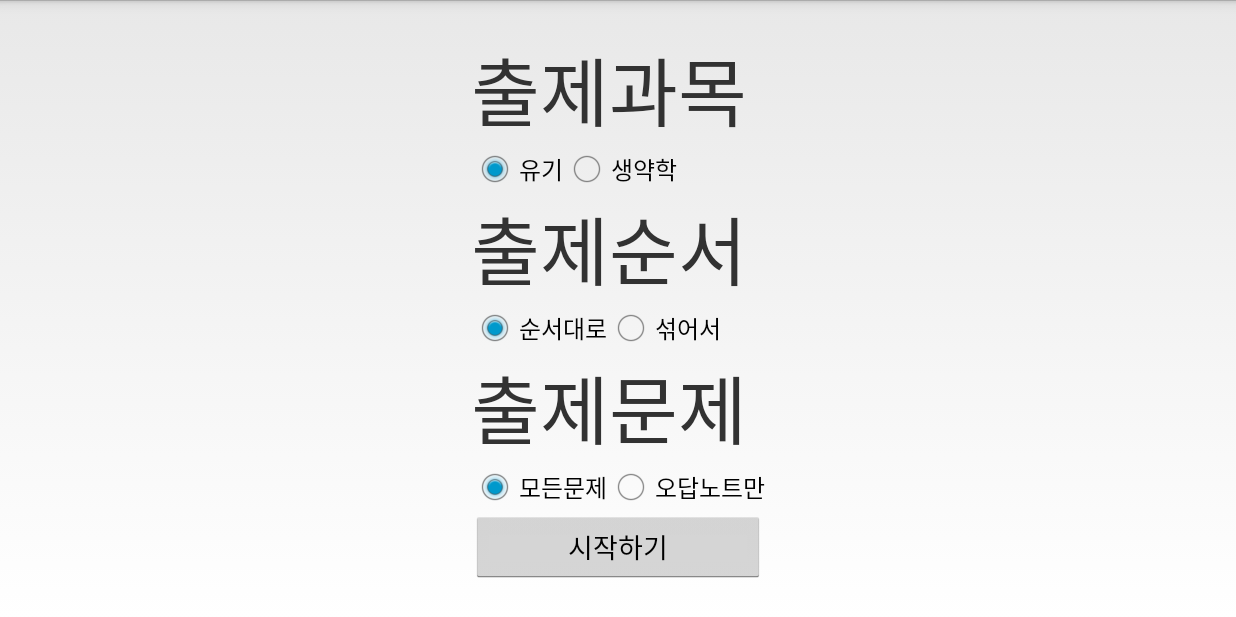
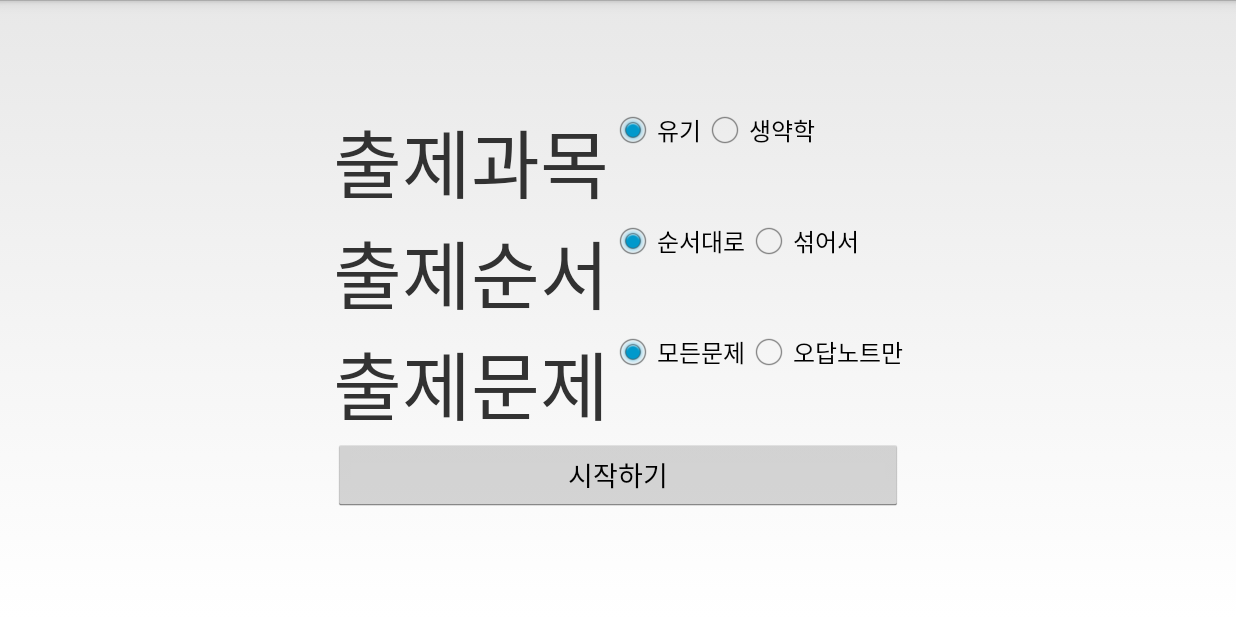
Before and after one commit to realwakka/pharmacist, an Android app: the OptionActivity screen opened directly, with no data from a screen before it, on a phone screen of 824 x 412 dp (held sideways). Run offline under Robolectric (Android 15) with nearby library versions, the phone set to English and light mode, and no system bars.

Commit message:
1410282148

```diff
--- a/app/src/main/AndroidManifest.xml
+++ b/app/src/main/AndroidManifest.xml
@@ -1,7 +1,7 @@
 <?xml version="1.0" encoding="utf-8"?>
 <manifest xmlns:android="http://schemas.android.com/apk/res/android"
     package="com.realwakka.organicpractice" >
-
+    <uses-permission android:name="android.permission.WRITE_EXTERNAL_STORAGE"/>
     <application
         android:allowBackup="true"
         android:icon="@drawable/ic_launcher"
--- a/app/src/main/java/com/realwakka/organicpractice/DataHelper.java
+++ b/app/src/main/java/com/realwakka/organicpractice/DataHelper.java
@@ -13,7 +13,7 @@ public class DataHelper extends SQLiteOpenHelper {
 
     public static final String COLUMN_ID = "_id";
     public static final String COLUMN_PROBLEM = "problem";
-    public static final String COLUMN_GROUP="group";
+    public static final String COLUMN_GROUP="problem_group";
 
     private static final int DB_VER=1;
     private static final String DB_CREATE="create table "+TABLE_INCORRECT+" ( "+COLUMN_ID+" integer primary key autoincrement, " + COLUMN_PROBLEM
--- a/app/src/main/java/com/realwakka/organicpractice/IncorrectDataSource.java
+++ b/app/src/main/java/com/realwakka/organicpractice/IncorrectDataSource.java
@@ -4,6 +4,7 @@ import android.content.ContentValues;
 import android.content.Context;
 import android.database.Cursor;
 import android.database.sqlite.SQLiteDatabase;
+import android.util.Log;
 
 import java.sql.SQLException;
 import java.util.ArrayList;
@@ -74,9 +75,11 @@ public class IncorrectDataSource {
 
     public boolean isContains(int problem){
         List<Incorrect> comments = new ArrayList<Incorrect>();
-
+        Log.d("IncorrectDataSource","problem"+problem);
         Cursor cursor = database.query(DataHelper.TABLE_INCORRECT,
                 allColumns, DataHelper.COLUMN_PROBLEM+"=?", new String[]{problem+""}, null, null, null);
+
+
 
         boolean ret = true;
         if(cursor.getCount()==0){
--- a/app/src/main/java/com/realwakka/organicpractice/MainActivity.java
+++ b/app/src/main/java/com/realwakka/organicpractice/MainActivity.java
@@ -30,8 +30,13 @@ public class MainActivity extends Activity {
         setContentView(R.layout.activity_main);
         mImageView = (ImageView) findViewById(R.id.main_image);
         mIncorrectBox = (CheckBox) findViewById(R.id.main_incorrect);
+        try{
+            mDataSource = new IncorrectDataSource(this);
+            mDataSource.open();
+        }catch(Exception e){
+            e.printStackTrace();
+        }
 
-        mDataSource = new IncorrectDataSource(this);
 
         Intent intent = getIntent();
 
--- a/app/src/main/java/com/realwakka/organicpractice/OptionActivity.java
+++ b/app/src/main/java/com/realwakka/organicpractice/OptionActivity.java
@@ -27,7 +27,13 @@ public class OptionActivity extends Activity {
         mOrderType = (RadioGroup) findViewById(R.id.option_order);
         mProblemGroup = (RadioGroup) findViewById(R.id.option_group);
 
-        mDataSource = new IncorrectDataSource(this);
+
+        try{
+            mDataSource = new IncorrectDataSource(this);
+            mDataSource.open();
+        }catch(Exception e){
+            e.printStackTrace();
+        }
 
 
     }
--- a/app/src/main/java/com/realwakka/organicpractice/QuizGenerator.java
+++ b/app/src/main/java/com/realwakka/organicpractice/QuizGenerator.java
@@ -11,10 +11,17 @@ import java.util.Random;
 public class QuizGenerator {
     private final int TOTAL_QUIZ=79;
 
+    private final int[] QUIZ_CNT= new int[]{79,126};
     private ArrayList<Integer> QuizList;
     private int CurrentOrder;
     private Context context;
 
+    private PracticeOption mOption;
+
+
+    public QuizGenerator(PracticeOption option){
+        mOption = option;
+    }
     public QuizGenerator(Context context, boolean shuffle,boolean default_problem){
         this.context = context;
         QuizList = new ArrayList<Integer>();
--- a/app/src/main/res/layout/activity_option.xml
+++ b/app/src/main/res/layout/activity_option.xml
@@ -2,17 +2,17 @@
     xmlns:tools="http://schemas.android.com/tools"
     android:layout_width="match_parent"
     android:layout_height="match_parent"
+    android:gravity="center"
+    android:paddingBottom="@dimen/activity_vertical_margin"
     android:paddingLeft="@dimen/activity_horizontal_margin"
     android:paddingRight="@dimen/activity_horizontal_margin"
     android:paddingTop="@dimen/activity_vertical_margin"
-    android:paddingBottom="@dimen/activity_vertical_margin"
-    android:gravity="center"
     tools:context="com.realwakka.organicpractice.OptionActivity">
 
-    <LinearLayout
+    <TableLayout
         android:layout_width="wrap_content"
-        android:layout_height="wrap_content"
-        android:orientation="vertical">
+        android:layout_height="wrap_content">
+        <TableRow>
             <TextView
             android:layout_width="wrap_content"
             android:layout_height="wrap_content"
@@ -22,8 +22,8 @@
                 android:id="@+id/option_group"
                 android:layout_width="wrap_content"
                 android:layout_height="wrap_content"
+                android:layout_centerHorizontal="true"
                 android:layout_centerVertical="true"
-            android:layout_centerHorizontal="true"
                 android:checkedButton="@+id/option_group_organic"
                 android:orientation="horizontal">
                 <RadioButton
@@ -37,8 +37,9 @@
                     android:layout_height="wrap_content"
                     android:text="생약학"/>
             </RadioGroup>
+        </TableRow>
 
-
+        <TableRow>
             <TextView
             android:layout_width="wrap_content"
             android:layout_height="wrap_content"
@@ -48,8 +49,8 @@
                 android:id="@+id/option_order"
                 android:layout_width="wrap_content"
                 android:layout_height="wrap_content"
+                android:layout_centerHorizontal="true"
                 android:layout_centerVertical="true"
-            android:layout_centerHorizontal="true"
                 android:checkedButton="@+id/option_order_default"
                 android:orientation="horizontal">
                 <RadioButton
@@ -63,7 +64,9 @@
                     android:layout_height="wrap_content"
                     android:text="섞어서"/>
             </RadioGroup>
+        </TableRow>
 
+        <TableRow>
             <TextView
                 android:layout_width="wrap_content"
                 android:layout_height="wrap_content"
@@ -73,10 +76,10 @@
                 android:id="@+id/option_problem"
                 android:layout_width="wrap_content"
                 android:layout_height="wrap_content"
+                android:layout_centerHorizontal="true"
                 android:layout_centerVertical="true"
-            android:layout_centerHorizontal="true"
-            android:orientation="horizontal"
-            android:checkedButton="@+id/option_problem_default">
+                android:checkedButton="@+id/option_problem_default"
+                android:orientation="horizontal">
                 <RadioButton
                     android:id="@+id/option_problem_default"
                     android:layout_width="wrap_content"
@@ -88,14 +91,14 @@
                     android:layout_height="wrap_content"
                     android:text="오답노트만"/>
             </RadioGroup>
+        </TableRow>
 
         <Button
             android:id="@+id/option_start"
+            android:layout_width="match_parent"
+            android:layout_height="wrap_content"
             android:onClick="onClick"
-            android:text="시작하기"
-            android:layout_width="match_parent"
-            android:layout_height="wrap_content" />
-     </LinearLayout>
-
+            android:text="시작하기" />
+    </TableLayout>
 
 </RelativeLayout>
```
Also changed, not shown: 190 other files. Lines whose indentation alone changed are shown as unchanged.
